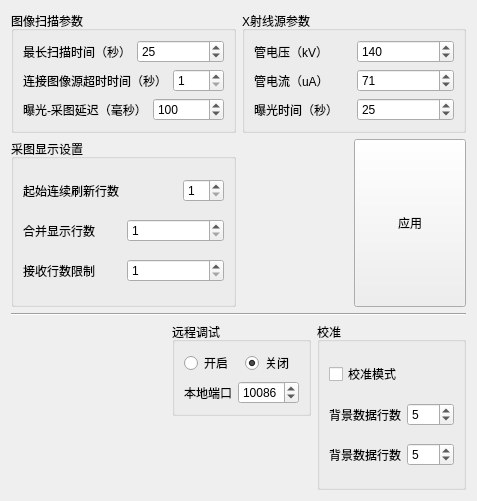
Above: syssettingswidget.ui from curious-heart/x-data-scanner before the change. Below: the same form after it.
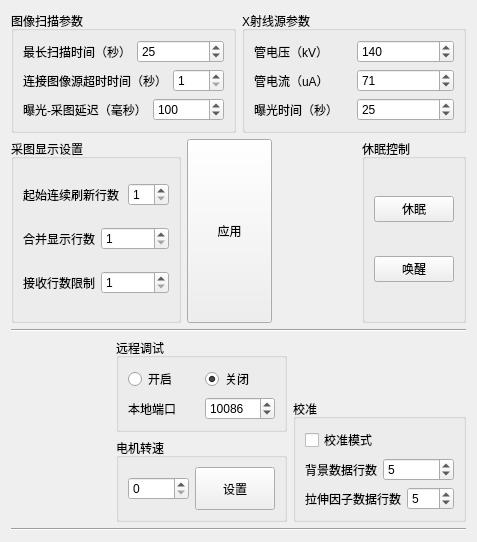
That is the form after the change.

Commit message: Add motor speed set and wakeup/sleep control; x exit-dialog does not exit app; fix lab-string error in cali setting ui.

Patch:
```diff
--- a/syssettingswidget.ui
+++ b/syssettingswidget.ui
@@ -7,13 +7,13 @@
     <x>0</x>
     <y>0</y>
     <width>477</width>
-    <height>501</height>
+    <height>542</height>
    </rect>
   </property>
   <property name="windowTitle">
    <string>Form</string>
   </property>
-  <layout class="QVBoxLayout" name="verticalLayout_8">
+  <layout class="QVBoxLayout" name="verticalLayout_10">
    <item>
     <layout class="QHBoxLayout" name="horizontalLayout_8"/>
    </item>
@@ -181,7 +181,7 @@
     </layout>
    </item>
    <item>
-    <layout class="QHBoxLayout" name="horizontalLayout_13">
+    <layout class="QHBoxLayout" name="horizontalLayout_19">
      <item>
       <widget class="QGroupBox" name="groupBox">
        <property name="sizePolicy">
@@ -282,19 +282,6 @@
       <layout class="QVBoxLayout" name="verticalLayout_4">
        <item>
         <layout class="QHBoxLayout" name="horizontalLayout_6">
-         <item>
-          <spacer name="horizontalSpacer">
-           <property name="orientation">
-            <enum>Qt::Horizontal</enum>
-           </property>
-           <property name="sizeHint" stdset="0">
-            <size>
-             <width>40</width>
-             <height>20</height>
-            </size>
-           </property>
-          </spacer>
-         </item>
          <item>
           <widget class="QPushButton" name="pushButton">
            <property name="sizePolicy">
@@ -308,10 +295,46 @@
            </property>
           </widget>
          </item>
+         <item>
+          <spacer name="horizontalSpacer">
+           <property name="orientation">
+            <enum>Qt::Horizontal</enum>
+           </property>
+           <property name="sizeHint" stdset="0">
+            <size>
+             <width>40</width>
+             <height>20</height>
+            </size>
+           </property>
+          </spacer>
+         </item>
         </layout>
        </item>
       </layout>
      </item>
+     <item>
+      <widget class="QGroupBox" name="pbSlpWkpGrpBox">
+       <property name="title">
+        <string>休眠控制</string>
+       </property>
+       <layout class="QVBoxLayout" name="verticalLayout_8">
+        <item>
+         <widget class="QPushButton" name="pbSleepPBtn">
+          <property name="text">
+           <string>休眠</string>
+          </property>
+         </widget>
+        </item>
+        <item>
+         <widget class="QPushButton" name="pbWakeupPBtn">
+          <property name="text">
+           <string>唤醒</string>
+          </property>
+         </widget>
+        </item>
+       </layout>
+      </widget>
+     </item>
     </layout>
    </item>
    <item>
@@ -393,6 +416,39 @@
         </widget>
        </item>
        <item>
+        <widget class="QGroupBox" name="motorSpeedGrpBox">
+         <property name="title">
+          <string>电机转速</string>
+         </property>
+         <layout class="QHBoxLayout" name="horizontalLayout_13">
+          <item>
+           <widget class="QSpinBox" name="motorSpeedSpinBox">
+            <property name="maximum">
+             <number>65535</number>
+            </property>
+           </widget>
+          </item>
+          <item>
+           <widget class="QPushButton" name="motorSpeedPBtn">
+            <property name="sizePolicy">
+             <sizepolicy hsizetype="Minimum" vsizetype="Expanding">
+              <horstretch>0</horstretch>
+              <verstretch>0</verstretch>
+             </sizepolicy>
+            </property>
+            <property name="text">
+             <string>设置</string>
+            </property>
+           </widget>
+          </item>
+         </layout>
+        </widget>
+       </item>
+      </layout>
+     </item>
+     <item>
+      <layout class="QVBoxLayout" name="verticalLayout_9">
+       <item>
         <spacer name="verticalSpacer">
          <property name="orientation">
           <enum>Qt::Vertical</enum>
@@ -405,8 +461,6 @@
          </property>
         </spacer>
        </item>
-      </layout>
-     </item>
      <item>
       <widget class="QGroupBox" name="caliGrpBox">
        <property name="title">
@@ -449,7 +503,7 @@
           <item>
            <widget class="QLabel" name="caliStreFactorLineCntLbl">
             <property name="text">
-             <string>背景数据行数</string>
+               <string>拉伸因子数据行数</string>
             </property>
            </widget>
           </item>
@@ -472,6 +526,15 @@
       </widget>
      </item>
     </layout>
+     </item>
+    </layout>
+   </item>
+   <item>
+    <widget class="Line" name="line_2">
+     <property name="orientation">
+      <enum>Qt::Horizontal</enum>
+     </property>
+    </widget>
    </item>
   </layout>
  </widget>
```
Lines whose indentation alone changed are shown as unchanged. The commit also changes 9 other files.
